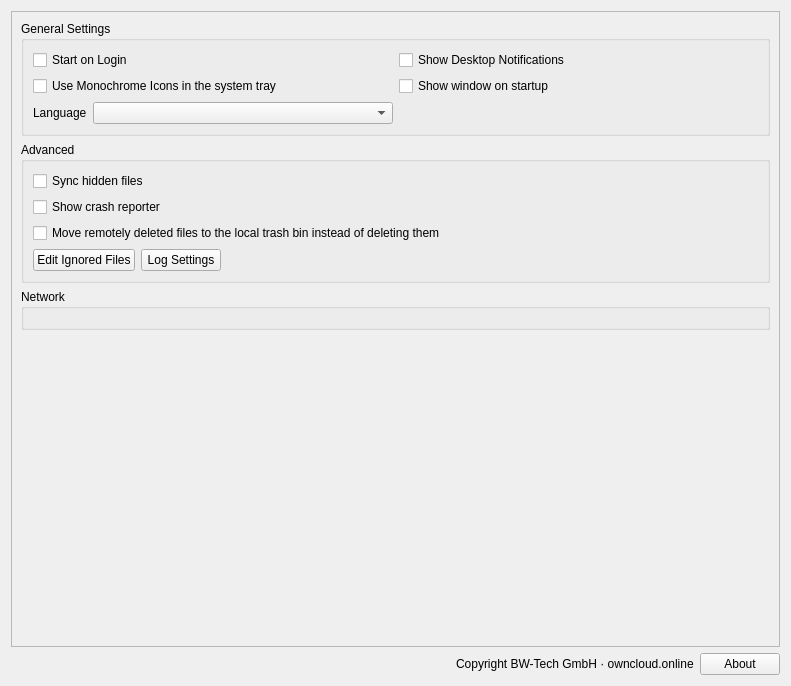
Above: src/gui/generalsettings.ui from BWTECH-github/client before the change. Below: the same form after it.
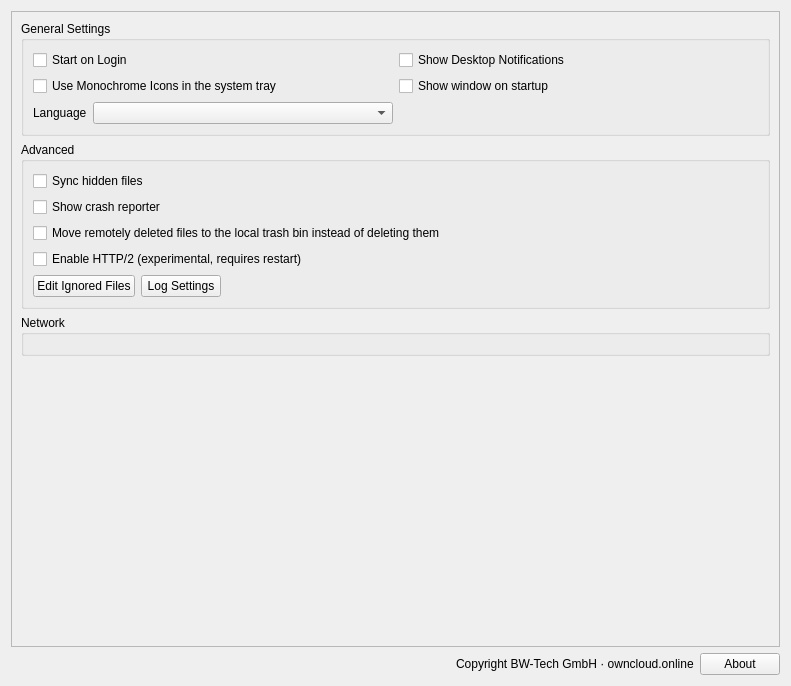
That is the form after the change. Custom widgets are drawn as their Qt base class.

Commit message:
feat(net): add opt-in HTTP/2 toggle in general settings
HTTP/2 stays disabled by default (some server setups stall with Qt HTTP/2). Add a
persistent ConfigFile flag (enableHttp2) and an 'Enable HTTP/2 (experimental,
requires restart)' checkbox in the advanced general settings. AccessManager reads
the flag once per process (env var OWNCLOUD_HTTP2_ENABLED still wins for testing),
so there is no per-request config I/O. When enabled and the server negotiates it,
parallelNetworkJobs rises to 20, further improving many-small-file throughput.

Diff of the .ui file:
```diff
--- a/src/gui/generalsettings.ui
+++ b/src/gui/generalsettings.ui
@@ -140,6 +140,16 @@
               </property>
              </widget>
             </item>
+            <item>
+             <widget class="QCheckBox" name="enableHttp2CheckBox">
+              <property name="toolTip">
+               <string>HTTP/2 reuses a single connection for many requests, which can speed up syncing on high-latency links. Experimental: leave off if your server has issues. Takes effect after a restart.</string>
+              </property>
+              <property name="text">
+               <string>Enable HTTP/2 (experimental, requires restart)</string>
+              </property>
+             </widget>
+            </item>
             <item>
              <layout class="QHBoxLayout" name="horizontalLayout_4">
               <item>
```
Left out of the diff: 1 changed line with no effect on the pictures. The commit also changes 4 other files.
